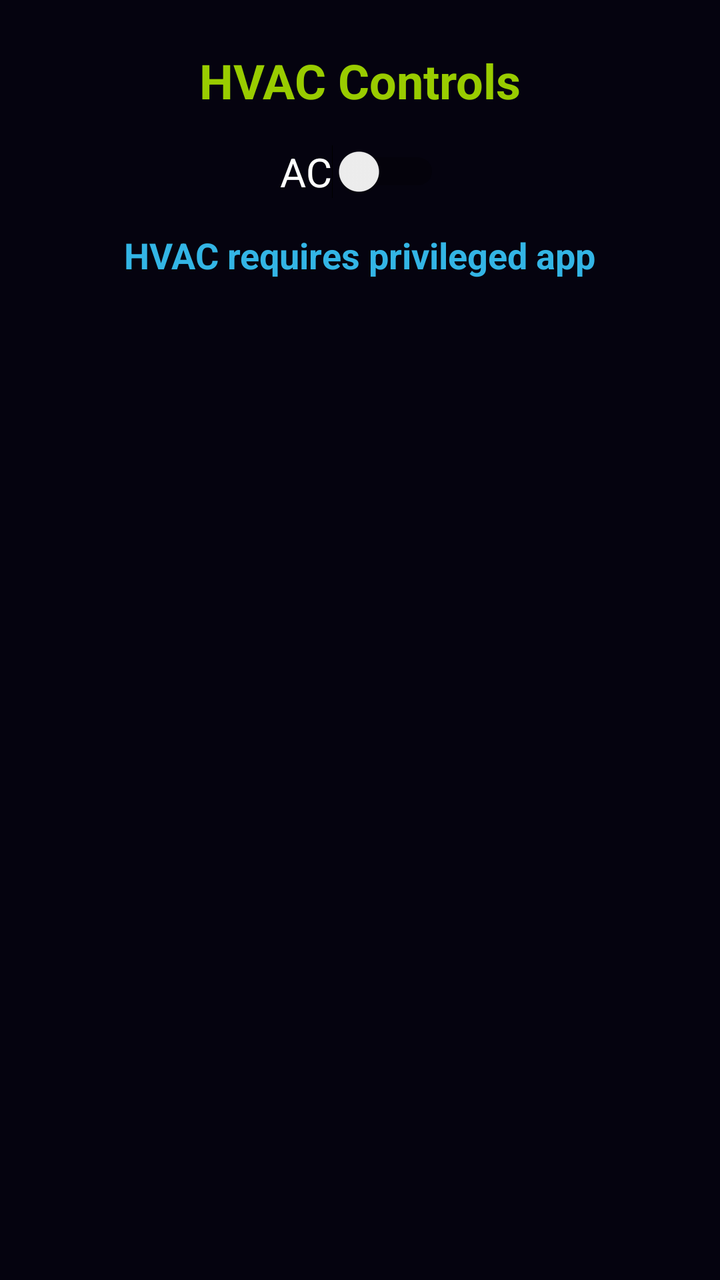
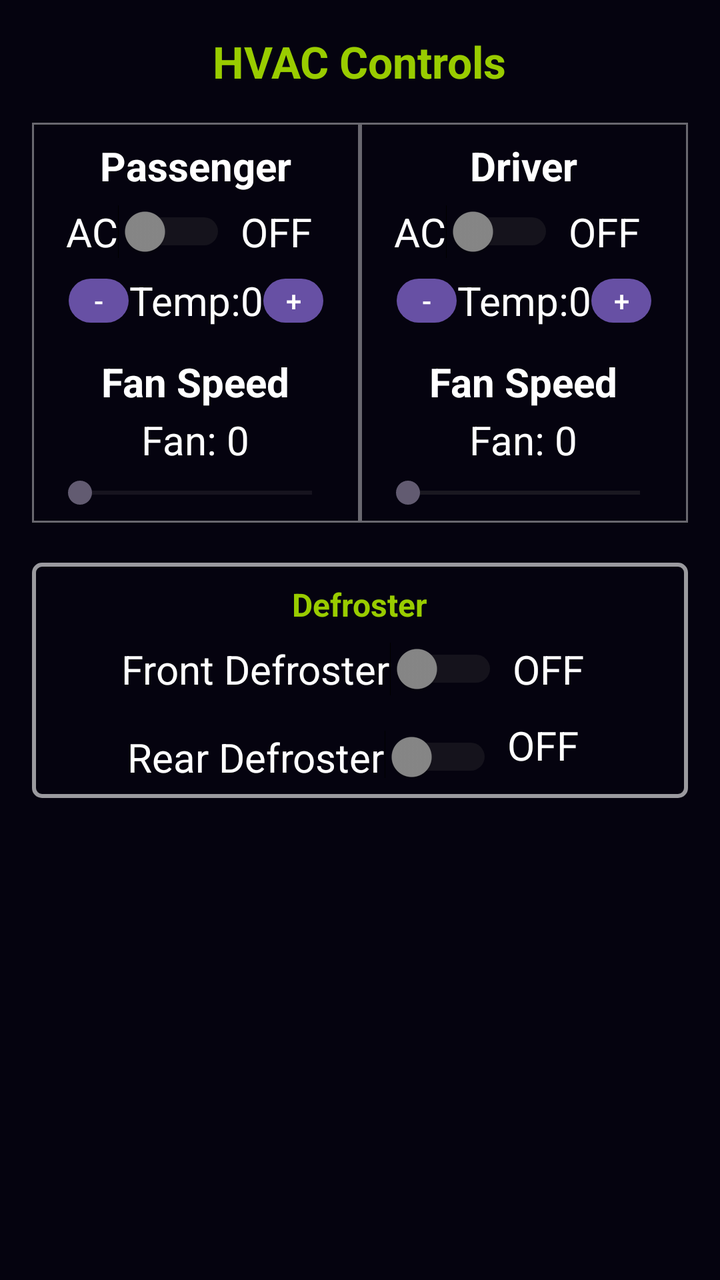

Compare the two renders of this Android layout. The source of the first and the diff that turns it into the second are given below.
<!-- AndroidManifest.xml: application theme Theme.VehicleControlHub -->
<!-- res/layout/fragment_hvac.xml -->
<?xml version="1.0" encoding="utf-8"?>
<ScrollView xmlns:android="http://schemas.android.com/apk/res/android"
    android:layout_width="match_parent"
    android:layout_height="match_parent"
    android:background="#05030f">

    <LinearLayout
        android:layout_width="match_parent"
        android:layout_height="wrap_content"
        android:orientation="vertical"
        android:gravity="center_horizontal"
        android:padding="24dp">

        <TextView
            android:id="@+id/tvHvacTitle"
            android:layout_width="wrap_content"
            android:layout_height="wrap_content"
            android:text="HVAC Controls"
            android:textColor="@android:color/holo_green_light"
            android:textSize="24sp"
            android:textStyle="bold"
            android:layout_marginBottom="16dp"/>

        <Switch
            android:id="@+id/switchAc"
            android:layout_width="wrap_content"
            android:layout_height="wrap_content"
            android:text="AC"
            android:textColor="@android:color/white"
            android:textSize="20sp"/>

        <TextView
            android:id="@+id/tvHvacStatus"
            android:layout_width="wrap_content"
            android:layout_height="wrap_content"
            android:text="HVAC requires privileged app"
            android:textColor="@android:color/holo_blue_light"
            android:textSize="18sp"
            android:textStyle="bold"
            android:layout_marginTop="16dp"/>

    </LinearLayout>

</ScrollView>
<!-- resources referenced by this layout -->
<resources>
  <style name="Theme.VehicleControlHub" parent="Base.Theme.VehicleControlHub" />
  <style name="Base.Theme.VehicleControlHub" parent="Theme.Material3.DayNight.NoActionBar">
          
          
      </style>
</resources>

<!-- the commit's change to res/layout/fragment_hvac.xml (unified diff, before → after) -->
@@ -1,4 +1,3 @@
-<?xml version="1.0" encoding="utf-8"?>
 <ScrollView xmlns:android="http://schemas.android.com/apk/res/android"
     android:layout_width="match_parent"
     android:layout_height="match_parent"
@@ -8,36 +7,321 @@
         android:layout_width="match_parent"
         android:layout_height="wrap_content"
         android:orientation="vertical"
-        android:gravity="center_horizontal"
-        android:padding="24dp">
-
+        android:padding="16dp"
+        android:gravity="center_horizontal">
+
+        
         <TextView
-            android:id="@+id/tvHvacTitle"
             android:layout_width="wrap_content"
             android:layout_height="wrap_content"
             android:text="HVAC Controls"
             android:textColor="@android:color/holo_green_light"
-            android:textSize="24sp"
+            android:textSize="22sp"
             android:textStyle="bold"
             android:layout_marginBottom="16dp"/>
 
-        <Switch
-            android:id="@+id/switchAc"
-            android:layout_width="wrap_content"
+        
+        <LinearLayout
+            android:layout_width="match_parent"
             android:layout_height="wrap_content"
-            android:text="AC"
-            android:textColor="@android:color/white"
-            android:textSize="20sp"/>
-
-        <TextView
-            android:id="@+id/tvHvacStatus"
-            android:layout_width="wrap_content"
+            android:orientation="horizontal">
+
+            
+            <LinearLayout
+                android:layout_width="0dp"
+                android:layout_height="200dp"
+                android:layout_weight="1"
+                android:orientation="vertical"
+                android:gravity="center"
+                android:padding="8dp"
+                android:background="@drawable/seat_cell_border">
+
+                <TextView
+                    android:text="Passenger"
+                    android:layout_width="wrap_content"
+                    android:layout_height="wrap_content"
+                    android:textColor="@android:color/white"
+                    android:textStyle="bold"
+                    android:textSize="20sp"/>
+
+                <LinearLayout
+                    android:layout_width="wrap_content"
+                    android:layout_height="wrap_content"
+                    android:orientation="horizontal"
+                    android:gravity="center"
+                    android:layout_marginTop="6dp">
+
+                    <Switch
+                        android:id="@+id/switchPassengerAC"
+                        android:layout_width="wrap_content"
+                        android:layout_height="wrap_content"
+                        android:text="AC"
+                        android:textSize="20sp"
+                        android:textColor="@android:color/white"
+                        android:thumbTint="@color/switch_thumb_color"
+                        android:trackTint="@color/switch_track_color" />
+
+                    <TextView
+                        android:id="@+id/tvPassengerAcState"
+                        android:layout_width="50dp"
+                        android:layout_height="wrap_content"
+                        android:text="OFF"
+                        android:textColor="@android:color/white"
+                        android:textSize="20sp"
+                        android:gravity="center" />
+                </LinearLayout>
+
+                <LinearLayout
+                    android:orientation="horizontal"
+                    android:layout_width="wrap_content"
+                    android:layout_height="wrap_content"
+                    android:gravity="center"
+                    android:layout_marginTop="6dp">
+
+                    <Button
+                        android:id="@+id/btnPassengerTempDown"
+                        android:layout_width="30dp"
+                        android:layout_height="30dp"
+                        android:minWidth="0dp"
+                        android:minHeight="0dp"
+                        android:padding="0dp"
+                        android:text="-" />
+
+                    <TextView
+                        android:id="@+id/tvPassengerTemp"
+                        android:layout_height="wrap_content"
+                        android:layout_width="wrap_content"
+                        android:text="Temp:0"
+                        android:textSize="20sp"
+                        android:textColor="@android:color/white"
+                        android:gravity="center"/>
+
+                    <Button
+                        android:id="@+id/btnPassengerTempUp"
+                        android:layout_width="30dp"
+                        android:layout_height="30dp"
+                        android:minWidth="0dp"
+                        android:minHeight="0dp"
+                        android:padding="0dp"
+                        android:text="+" />
+                </LinearLayout>
+
+                <TextView
+                    android:id="@+id/tvPassengerFanLabel"
+                    android:layout_width="wrap_content"
+                    android:layout_height="wrap_content"
+                    android:text="Fan Speed"
+                    android:textStyle="bold"
+                    android:textColor="@android:color/white"
+                    android:textSize="20sp"
+                    android:layout_marginTop="12dp" />
+
+                <TextView
+                    android:id="@+id/tvPassengerFanValue"
+                    android:layout_width="wrap_content"
+                    android:layout_height="wrap_content"
+                    android:text="Fan: 0"
+                    android:textColor="@android:color/white"
+                    android:textSize="20sp"
+                    android:layout_marginTop="2dp" />
+
+                <SeekBar
+                    android:id="@+id/seekPassengerFan"
+                    android:layout_width="match_parent"
+                    android:layout_height="wrap_content"
+                    android:layout_marginTop="6dp"/>
+
+            </LinearLayout>
+
+            
+            <LinearLayout
+                android:layout_width="0dp"
+                android:layout_height="200dp"
+                android:layout_weight="1"
+                android:orientation="vertical"
+                android:gravity="center"
+                android:padding="8dp"
+                android:background="@drawable/seat_cell_border">
+
+                <TextView
+                    android:text="Driver"
+                    android:layout_width="wrap_content"
+                    android:layout_height="wrap_content"
+                    android:textColor="@android:color/white"
+                    android:textStyle="bold"
+                    android:textSize="20sp"/>
+
+                <LinearLayout
+                    android:layout_width="wrap_content"
+                    android:layout_height="wrap_content"
+                    android:orientation="horizontal"
+                    android:gravity="center"
+                    android:layout_marginTop="6dp">
+
+                    <Switch
+                        android:id="@+id/switchDriverAC"
+                        android:layout_width="wrap_content"
+                        android:layout_height="wrap_content"
+                        android:text="AC"
+                        android:textSize="20sp"
+                        android:textColor="@android:color/white"
+                        android:thumbTint="@color/switch_thumb_color"
+                        android:trackTint="@color/switch_track_color" />
+
+                    <TextView
+                        android:id="@+id/tvDriverAcState"
+                        android:layout_width="50dp"
+                        android:layout_height="wrap_content"
+                        android:text="OFF"
+                        android:textColor="@android:color/white"
+                        android:textSize="20sp"
+                        android:gravity="center" />
+                </LinearLayout>
+
+                
+                <LinearLayout
+                    android:orientation="horizontal"
+                    android:layout_width="wrap_content"
+                    android:layout_height="wrap_content"
+                    android:gravity="center"
+                    android:layout_marginTop="6dp">
+
+                    <Button
+                        android:id="@+id/btnDriverTempDown"
+                        android:layout_width="30dp"
+                        android:layout_height="30dp"
+                        android:minWidth="0dp"
+                        android:minHeight="0dp"
+                        android:padding="0dp"
+                        android:text="-" />
+
+                    <TextView
+                        android:id="@+id/tvDriverTemp"
+                        android:layout_height="wrap_content"
+                        android:layout_width="wrap_content"
+                        android:text="Temp:0"
+                        android:textSize="20sp"
+                        android:textColor="@android:color/white"
+                        android:gravity="center"/>
+
+                    <Button
+                        android:id="@+id/btnDriverTempUp"
+                        android:layout_width="30dp"
+                        android:layout_height="30dp"
+                        android:minWidth="0dp"
+                        android:minHeight="0dp"
+                        android:padding="0dp"
+                        android:text="+" />
+                </LinearLayout>
+
+                
+                <TextView
+                    android:id="@+id/tvDriverFanLabel"
+                    android:layout_width="wrap_content"
+                    android:layout_height="wrap_content"
+                    android:text="Fan Speed"
+                    android:textColor="@android:color/white"
+                    android:textStyle="bold"
+                    android:textSize="20sp"
+                    android:layout_marginTop="12dp" />
+
+                <TextView
+                    android:id="@+id/tvDriverFanValue"
+                    android:layout_width="wrap_content"
+                    android:layout_height="wrap_content"
+                    android:text="Fan: 0"
+                    android:textColor="@android:color/white"
+                    android:textSize="20sp"
+                    android:layout_marginTop="2dp" />
+
+                <SeekBar
+                    android:id="@+id/seekDriverFan"
+                    android:layout_width="match_parent"
+                    android:layout_height="wrap_content"
+                    android:layout_marginTop="6dp"
+                    android:progressTint="@android:color/holo_green_light"
+                    android:progressBackgroundTint="#555555"
+                    />
+
+            </LinearLayout>
+
+        </LinearLayout>
+
+        
+        <LinearLayout
+            android:layout_width="match_parent"
             android:layout_height="wrap_content"
-            android:text="HVAC requires privileged app"
-            android:textColor="@android:color/holo_blue_light"
-            android:textSize="18sp"
-            android:textStyle="bold"
-            android:layout_marginTop="16dp"/>
+            android:orientation="vertical"
+            android:gravity="center"
+            android:layout_marginTop="20dp"
+            android:padding="10dp"
+            android:background="@drawable/seat_panel_border">
+
+            <TextView
+                android:text="Defroster"
+                android:layout_width="wrap_content"
+                android:layout_height="wrap_content"
+                android:textColor="@android:color/holo_green_light"
+                android:textStyle="bold"
+                android:textSize="16sp"/>
+
+            <LinearLayout
+                android:layout_width="wrap_content"
+                android:layout_height="wrap_content"
+                android:orientation="horizontal"
+                android:gravity="center"
+                android:layout_marginTop="8dp">
+
+                <Switch
+                    android:id="@+id/switchFrontDefroster"
+                    android:layout_width="wrap_content"
+                    android:layout_height="wrap_content"
+                    android:text="Front Defroster"
+                    android:textSize="20sp"
+                    android:textColor="@android:color/white"
+                    android:thumbTint="@color/switch_thumb_color"
+                    android:trackTint="@color/switch_track_color" />
+
+                <TextView
+                    android:id="@+id/tvFrontDefrosterState"
+                    android:layout_width="50dp"
+                    android:layout_height="wrap_content"
+                    android:text="OFF"
+                    android:textColor="@android:color/white"
+                    android:textSize="20sp"
+                    android:gravity="center" />
+            </LinearLayout>
+
+            <LinearLayout
+                android:layout_width="wrap_content"
+                android:layout_height="wrap_content"
+                android:orientation="horizontal"
+                android:gravity="center"
+                android:layout_marginTop="8dp">
+
+                <Switch
+                    android:id="@+id/switchRearDefroster"
+                    android:layout_width="wrap_content"
+                    android:layout_height="wrap_content"
+                    android:text="Rear Defroster"
+                    android:textSize="20sp"
+                    android:textColor="@android:color/white"
+                    android:layout_marginTop="6dp"
+                    android:thumbTint="@color/switch_thumb_color"
+                    android:trackTint="@color/switch_track_color"/>
+
+                <TextView
+                    android:id="@+id/tvRearDefrosterState"
+                    android:layout_width="50dp"
+                    android:layout_height="wrap_content"
+                    android:text="OFF"
+                    android:textColor="@android:color/white"
+                    android:textSize="20sp"
+                    android:gravity="center" />
+
+            </LinearLayout>
+
+        </LinearLayout>
 
     </LinearLayout>
 
<!-- resource entries referenced after the edit -->
@@ -1,5 +1,27 @@
 <!-- resources referenced by this layout -->
 <resources>
+  <!-- drawable seat_cell_border (drawable) -->
+  <?xml version="1.0" encoding="utf-8"?>
+  <shape xmlns:android="http://schemas.android.com/apk/res/android">
+      <solid android:color="#05030f" />
+      <stroke
+          android:width="1dp"
+          android:color="#66FFFFFF" />
+      <padding
+          android:left="6dp"
+          android:top="6dp"
+          android:right="6dp"
+          android:bottom="6dp" />
+  </shape>
+  <!-- drawable seat_panel_border (drawable) -->
+  <?xml version="1.0" encoding="utf-8"?>
+  <shape xmlns:android="http://schemas.android.com/apk/res/android">
+      <solid android:color="#05030f" />
+      <stroke
+          android:width="2dp"
+          android:color="#99FFFFFF" />
+      <corners android:radius="4dp" />
+  </shape>
   <style name="Theme.VehicleControlHub" parent="Base.Theme.VehicleControlHub" />
   <style name="Base.Theme.VehicleControlHub" parent="Theme.Material3.DayNight.NoActionBar">
           
